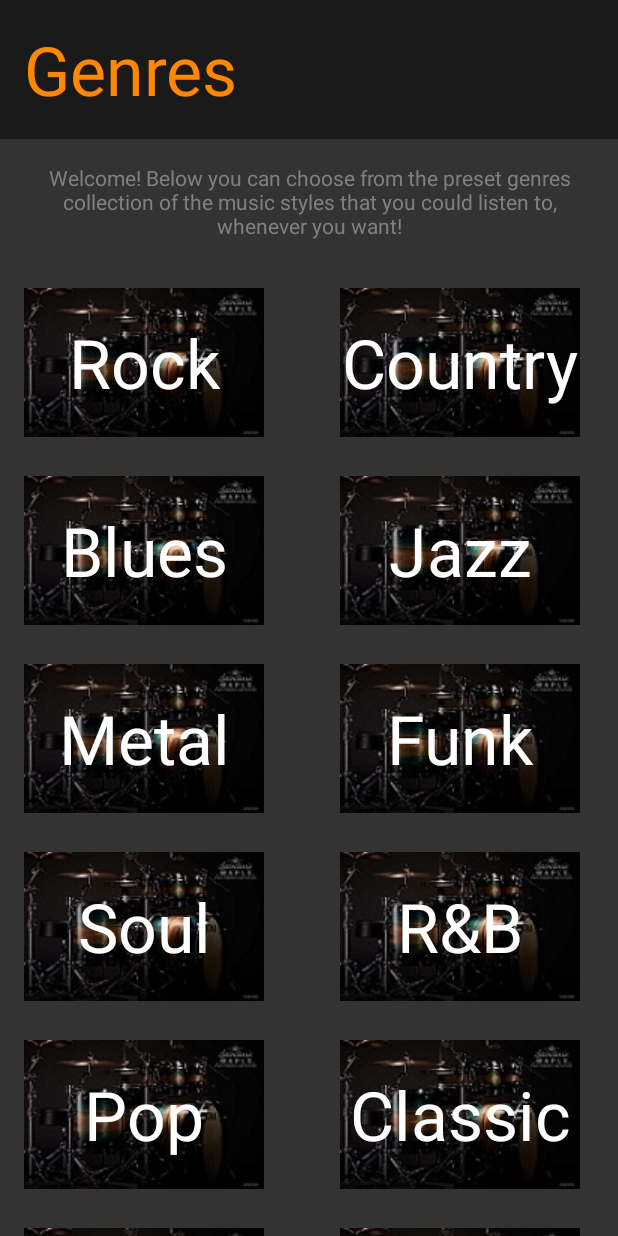
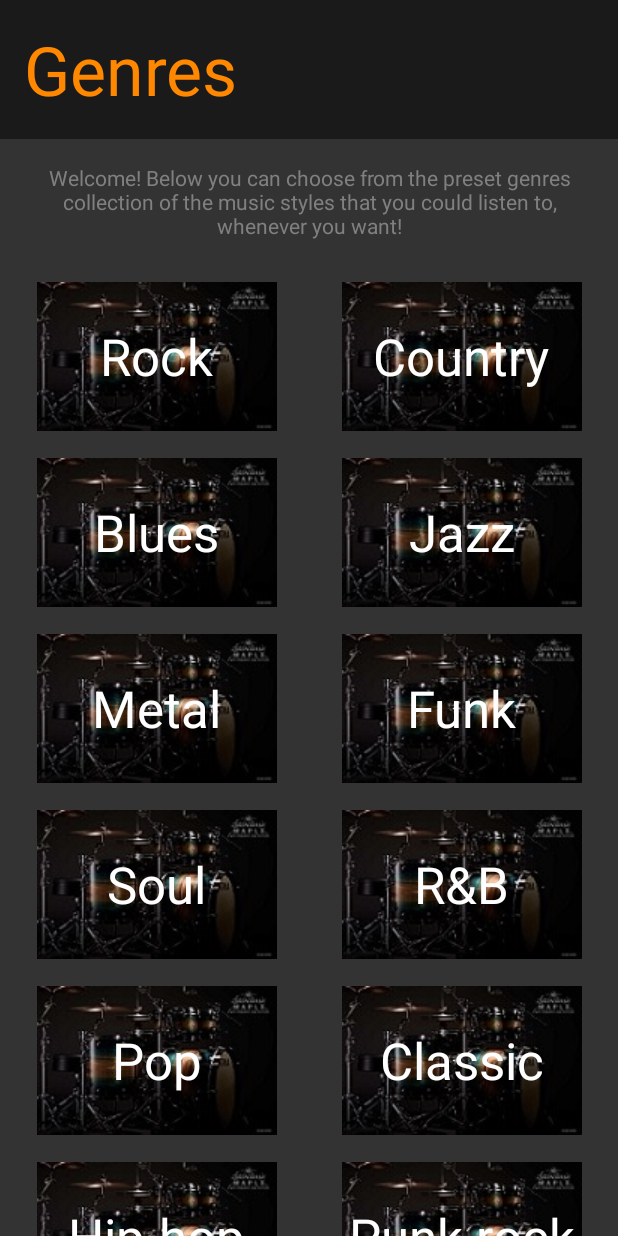
Before and after one commit to tr0lczyk/TheGreatPlayer, an Android app: the screen it shows after launch (MainActivity), on a phone screen of 412 x 824 dp. Run offline under Robolectric (Android 15) with nearby library versions, the phone set to English and light mode, and no system bars.

Commit message:
gridView completed

```diff
--- a/app/src/main/java/com/example/android/thegreatplayer/GenreAdapter.java
+++ b/app/src/main/java/com/example/android/thegreatplayer/GenreAdapter.java
@@ -22,7 +22,6 @@ public class GenreAdapter extends ArrayAdapter<GenreObject> {
         super(context,0,genres);
     }
 
-
     @Override
     public View getView(int position, View convertView, ViewGroup parent) {
 
@@ -40,8 +39,6 @@ public class GenreAdapter extends ArrayAdapter<GenreObject> {
         ImageView imageVIew = listItemView.findViewById(R.id.genre_image);
         imageVIew.setImageResource(currentGenreObject.getImgResource());
 
-
-
         return listItemView;
     }
 }
--- a/app/src/main/java/com/example/android/thegreatplayer/MainActivity.java
+++ b/app/src/main/java/com/example/android/thegreatplayer/MainActivity.java
@@ -14,6 +14,8 @@ public class MainActivity extends AppCompatActivity {
     protected void onCreate(Bundle savedInstanceState) {
         super.onCreate(savedInstanceState);
         setContentView(R.layout.activity_main);
+
+
 
         ArrayList<GenreObject> genres = new ArrayList<>();
 
--- a/app/src/main/res/layout/activity_main.xml
+++ b/app/src/main/res/layout/activity_main.xml
@@ -45,7 +45,8 @@
         android:verticalSpacing="10dp"
         android:horizontalSpacing="10dp"
         android:stretchMode="columnWidth"
-        android:gravity="center"/>
+        android:gravity="center"
+        android:padding="8dp"/>
 
     <android.support.constraint.ConstraintLayout
         android:layout_width="0dp"
--- a/app/src/main/res/layout/grid_item.xml
+++ b/app/src/main/res/layout/grid_item.xml
@@ -1,5 +1,5 @@
 <?xml version="1.0" encoding="utf-8"?>
-<android.support.constraint.ConstraintLayout
+<RelativeLayout
     xmlns:android="http://schemas.android.com/apk/res/android"
     xmlns:app="http://schemas.android.com/apk/res-auto"
     xmlns:tools="http://schemas.android.com/tools"
@@ -11,21 +11,21 @@
         android:id="@+id/genre_image"
         android:layout_width="wrap_content"
         android:layout_height="wrap_content"
-        android:layout_marginLeft="16dp"
-        android:layout_marginTop="16dp"
-        app:layout_constraintLeft_toLeftOf="parent"
-        app:layout_constraintTop_toTopOf="parent"
-        tools:src="@drawable/drums"/>
+        android:layout_marginLeft="8dp"
+        android:layout_marginTop="8dp"
+        android:layout_marginRight="8dp"
+        tools:src="@drawable/drums"
+        android:layout_centerVertical="true"
+        android:layout_centerHorizontal="true" />
 
     <TextView
         android:id="@+id/genre_name"
         android:layout_width="wrap_content"
         android:layout_height="wrap_content"
-        android:textAppearance="@style/TextAppearance.AppCompat.Display2"
+        android:textAppearance="@style/TextAppearance.AppCompat.Display1"
         android:textColor="@android:color/background_light"
-        app:layout_constraintBottom_toBottomOf="@+id/genre_image"
-        app:layout_constraintEnd_toEndOf="@+id/genre_image"
-        app:layout_constraintStart_toStartOf="@+id/genre_image"
-        app:layout_constraintTop_toTopOf="@+id/genre_image"
-        tools:text="TextView" />
-</android.support.constraint.ConstraintLayout>
+        tools:text="TextView"
+        android:layout_centerVertical="true"
+        android:layout_centerHorizontal="true"/>
+
+</RelativeLayout>
```
